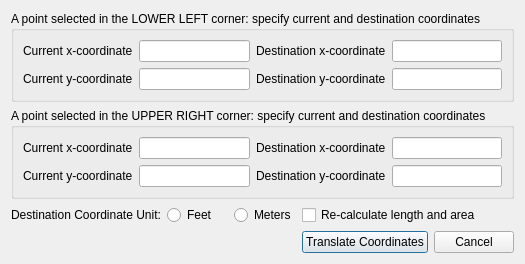
The window that src/ui/frmTranslateCoordinatesDesigner.ui (USEPA/SWMM-EPANET_User_Interface) describes before a commit, drawn with Qt 5.
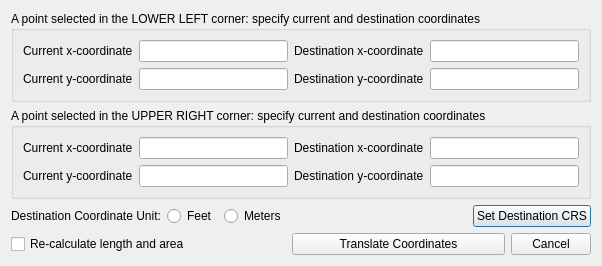
The same window after the commit.

Commit message: Persist crs information of destination coordinates map: two new attributes to save crs inforation, crs name and unit as text frmTranslateCoordinates: add new button to show CRS picker program; allows cancel to reset map object crs info map_tools: valid crs and update project map object per crs info

Patch:
```diff
--- a/src/ui/frmTranslateCoordinatesDesigner.ui
+++ b/src/ui/frmTranslateCoordinatesDesigner.ui
@@ -6,15 +6,15 @@
    <rect>
     <x>0</x>
     <y>0</y>
-    <width>484</width>
-    <height>253</height>
+    <width>482</width>
+    <height>258</height>
    </rect>
   </property>
   <property name="windowTitle">
    <string>Translate Model Coordinates</string>
   </property>
   <layout class="QGridLayout" name="gridLayout_3">
-   <item row="0" column="0" colspan="5">
+   <item row="0" column="0" colspan="7">
     <widget class="QGroupBox" name="gbLL">
      <property name="title">
       <string>A point selected in the LOWER LEFT corner: specify current and destination coordinates</string>
@@ -63,7 +63,7 @@
      </layout>
     </widget>
    </item>
-   <item row="1" column="0" colspan="5">
+   <item row="1" column="0" colspan="7">
     <widget class="QGroupBox" name="gb_UR">
      <property name="title">
       <string>A point selected in the UPPER RIGHT corner: specify current and destination coordinates</string>
@@ -119,28 +119,48 @@
      </property>
     </widget>
    </item>
-   <item row="2" column="1">
+   <item row="2" column="1" colspan="2">
     <widget class="QRadioButton" name="rdoUnitFeet">
      <property name="text">
       <string>Feet</string>
      </property>
     </widget>
    </item>
-   <item row="2" column="2">
+   <item row="2" column="3">
     <widget class="QRadioButton" name="rdoUnitMeters">
      <property name="text">
       <string>Meters</string>
      </property>
     </widget>
    </item>
-   <item row="2" column="3" colspan="2">
+   <item row="2" column="4">
+    <spacer name="horizontalSpacer_2">
+     <property name="orientation">
+      <enum>Qt::Horizontal</enum>
+     </property>
+     <property name="sizeHint" stdset="0">
+      <size>
+       <width>115</width>
+       <height>20</height>
+      </size>
+     </property>
+    </spacer>
+   </item>
+   <item row="2" column="5" colspan="2">
+    <widget class="QPushButton" name="btnSelectCRS">
+     <property name="text">
+      <string>Set Destination CRS</string>
+     </property>
+    </widget>
+   </item>
+   <item row="3" column="0" colspan="2">
     <widget class="QCheckBox" name="chkAutoUpdate">
      <property name="text">
       <string>Re-calculate length and area</string>
      </property>
     </widget>
    </item>
-   <item row="3" column="0" colspan="3">
+   <item row="3" column="2" colspan="2">
     <spacer name="horizontalSpacer">
      <property name="orientation">
       <enum>Qt::Horizontal</enum>
@@ -153,14 +173,14 @@
      </property>
     </spacer>
    </item>
-   <item row="3" column="3">
+   <item row="3" column="4" colspan="2">
     <widget class="QPushButton" name="btnTranslate">
      <property name="text">
       <string>Translate Coordinates</string>
      </property>
     </widget>
    </item>
-   <item row="3" column="4">
+   <item row="3" column="6">
     <widget class="QPushButton" name="btnCancel">
      <property name="text">
       <string>Cancel</string>
```
The commit also changes 5 other files.
